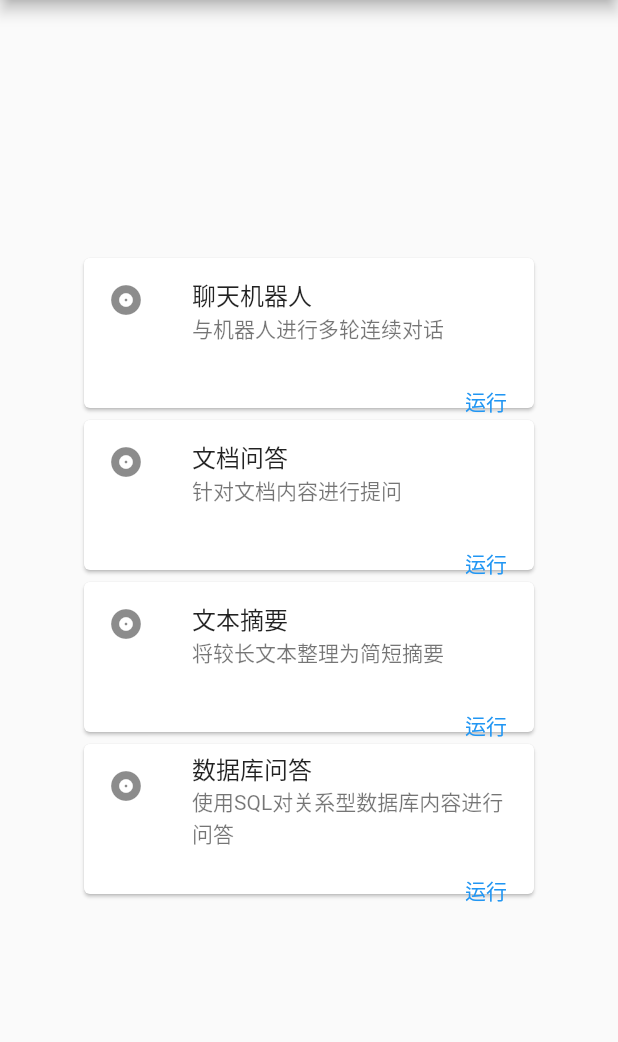
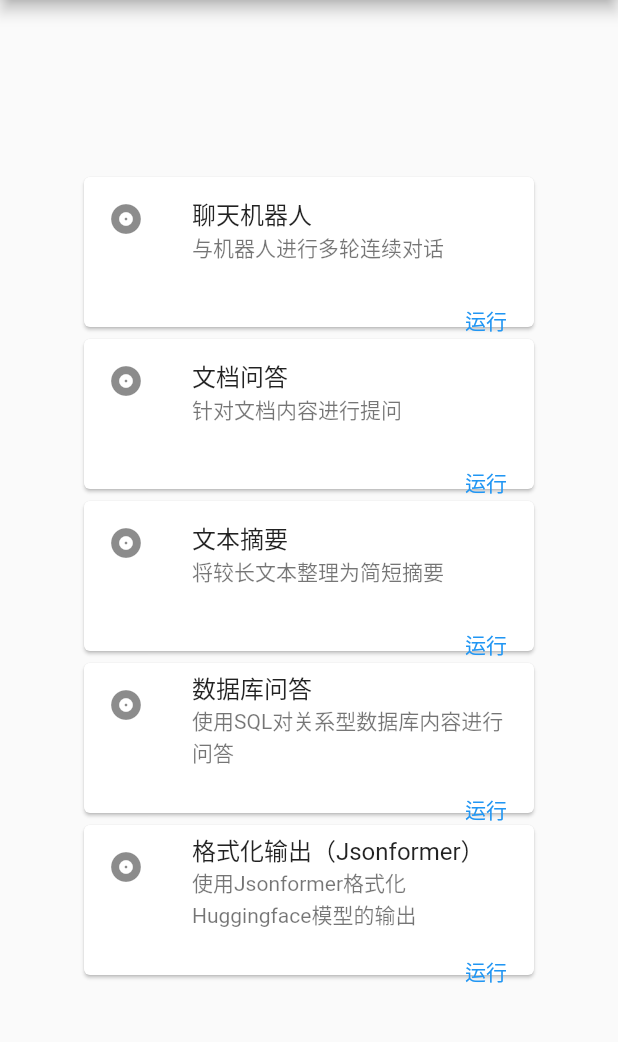
Before and after one commit to zqwang-cn/llm-apps, a Flutter app: the screen it shows after launch, on a phone screen of 412 x 824 dp, the part 84-1126 px from its top. Run offline on Flutter 3.47's test engine with Material 2 defaults, Android fonts, the light colour scheme and no system bars; our stand-ins replace file_picker.

Commit message:
add jsonformer gui

```diff
--- a/gui/lib/main.dart
+++ b/gui/lib/main.dart
@@ -2,6 +2,7 @@
 
 import 'chat.dart';
 import 'doc_qa.dart';
+import 'jsonformer.dart';
 import 'models.dart';
 import 'sql_qa.dart';
 import 'summarize.dart';
@@ -159,6 +160,36 @@
                   ),
                 ),
               ),
+              Card(
+                child: SizedBox(
+                  width: 300,
+                  height: 100,
+                  child: Column(
+                    children: <Widget>[
+                      const ListTile(
+                        title: Text('格式化输出（Jsonformer）'),
+                        subtitle: Text('使用Jsonformer格式化Huggingface模型的输出'),
+                        leading: Icon(Icons.album),
+                      ),
+                      Row(
+                        mainAxisAlignment: MainAxisAlignment.end,
+                        children: <Widget>[
+                          TextButton(
+                            onPressed: () {
+                              Navigator.push(
+                                context,
+                                MaterialPageRoute(
+                                    builder: (context) => const Jsonformer()),
+                              );
+                            },
+                            child: const Text('运行'),
+                          ),
+                        ],
+                      ),
+                    ],
+                  ),
+                ),
+              ),
             ],
           ),
         ));
```
Also changed, not shown: gui/lib/jsonformer.dart (added, +135 -0 lines).
